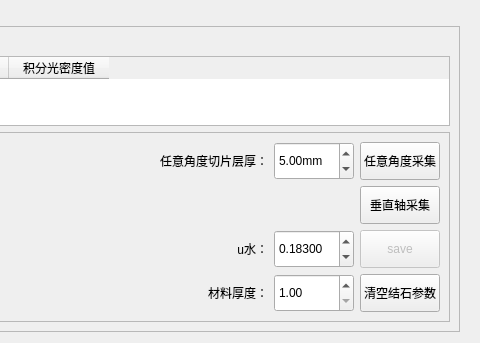
Qt form Calculus/Resources/UI/qSlicerCalculusModuleWidget.ui (qimo601/exStone) before a commit; both pictures show x 422 to 902 and y 0 to 343 of the 902 by 721 pixel window.
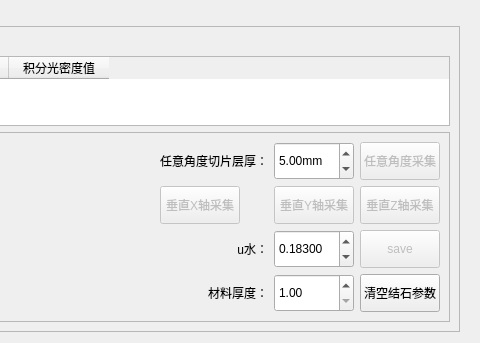
The same form after that commit. Custom widgets are drawn as their Qt base class.

Commit message: 更新自动采集X轴Y轴和Z轴参数

```diff
--- a/Calculus/Resources/UI/qSlicerCalculusModuleWidget.ui
+++ b/Calculus/Resources/UI/qSlicerCalculusModuleWidget.ui
@@ -148,6 +148,9 @@
             </item>
             <item row="0" column="5">
              <widget class="QPushButton" name="acqStoneBtn">
+              <property name="enabled">
+               <bool>false</bool>
+              </property>
               <property name="minimumSize">
                <size>
                 <width>80</width>
@@ -298,8 +301,55 @@
               </property>
              </widget>
             </item>
+            <item row="1" column="2">
+             <widget class="QPushButton" name="x_verticalAcqStoneBtn">
+              <property name="enabled">
+               <bool>false</bool>
+              </property>
+              <property name="minimumSize">
+               <size>
+                <width>80</width>
+                <height>38</height>
+               </size>
+              </property>
+              <property name="maximumSize">
+               <size>
+                <width>80</width>
+                <height>16777215</height>
+               </size>
+              </property>
+              <property name="text">
+               <string>垂直X轴采集</string>
+              </property>
+             </widget>
+            </item>
+            <item row="1" column="3">
+             <widget class="QPushButton" name="y_verticalAcqStoneBtn">
+              <property name="enabled">
+               <bool>false</bool>
+              </property>
+              <property name="minimumSize">
+               <size>
+                <width>80</width>
+                <height>38</height>
+               </size>
+              </property>
+              <property name="maximumSize">
+               <size>
+                <width>80</width>
+                <height>16777215</height>
+               </size>
+              </property>
+              <property name="text">
+               <string>垂直Y轴采集</string>
+              </property>
+             </widget>
+            </item>
             <item row="1" column="5">
-             <widget class="QPushButton" name="acqStoneBtn_2">
+             <widget class="QPushButton" name="z_verticalAcqStoneBtn">
+              <property name="enabled">
+               <bool>false</bool>
+              </property>
               <property name="minimumSize">
                <size>
                 <width>80</width>
@@ -313,7 +363,7 @@
                </size>
               </property>
               <property name="text">
-               <string>垂直轴采集</string>
+               <string>垂直Z轴采集</string>
               </property>
              </widget>
             </item>
```
Left out of the diff: 12 changed lines with no effect on the pictures. The commit also changes 6 other files.
